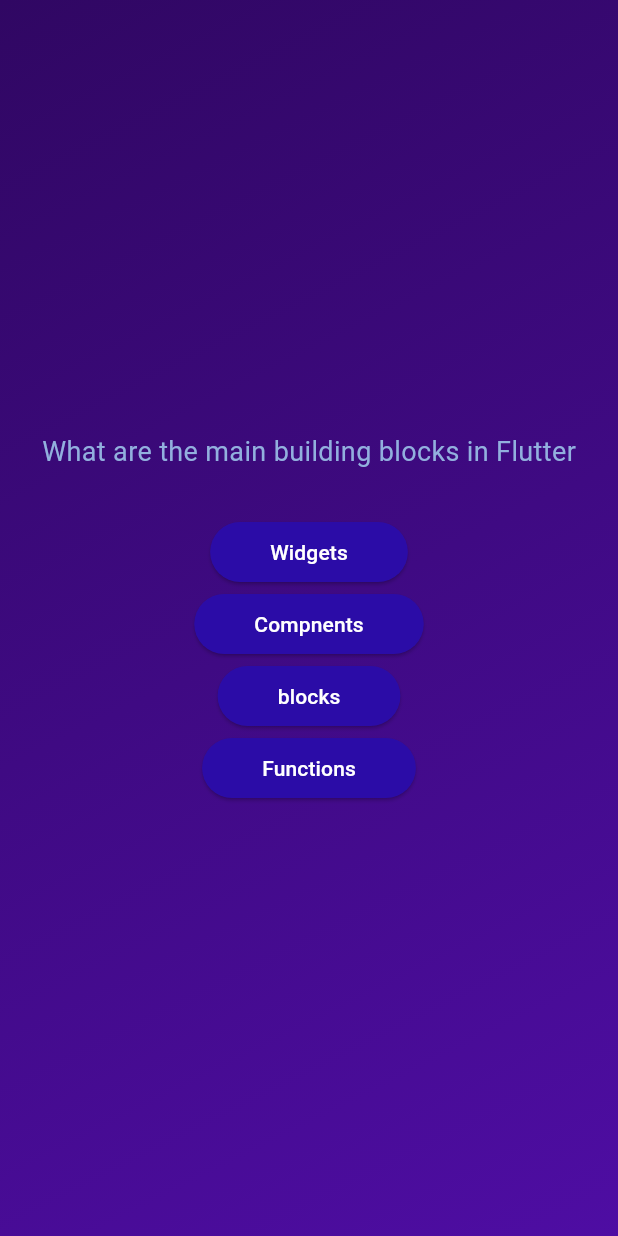
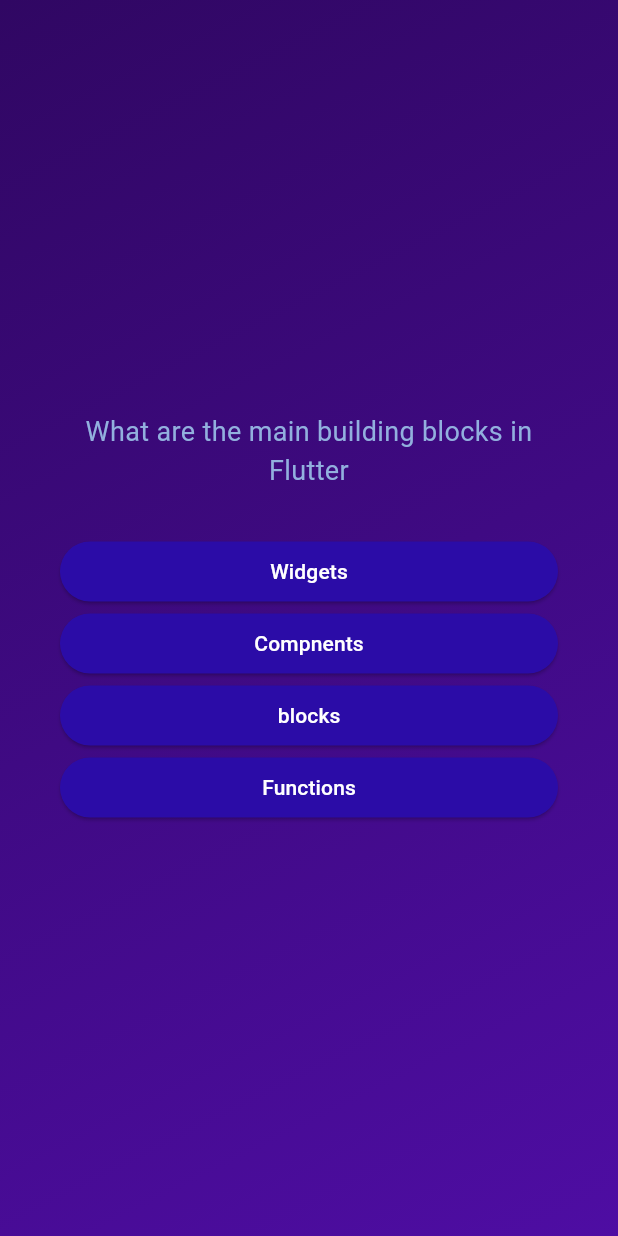
Before and after one commit to sam-kash/Quizzi, a Flutter app: the screen it shows after launch, after a tap on "Start", on a phone screen of 412 x 824 dp. Run offline on Flutter 3.47's test engine with Material 3 defaults, Android fonts, the phone set to English and light mode, and no system bars.

Commit message:
Alignment, margin , padding

```diff
--- a/lib/questions_screen.dart
+++ b/lib/questions_screen.dart
@@ -21,14 +21,18 @@
 
     return SizedBox(
       width: double.infinity,
+      child: Container(
+        margin: const EdgeInsets.all(40),
         child: Column(
           mainAxisAlignment: MainAxisAlignment
-            .center, // Literally bring the things in the center of the screen
+              .center, // Literally bring the things in the center of the screen VERTICAL AXIS
+          crossAxisAlignment: CrossAxisAlignment.stretch, // Horizontal axis
           children: [
             Text(
               currentQuestion.text,
               style: const TextStyle(
                   color: Color.fromARGB(255, 146, 176, 222), fontSize: 18),
+              textAlign: TextAlign.center,
             ),
             const SizedBox(
               height: 30,
@@ -44,6 +48,7 @@
             })
           ],
         ),
+      ),
     );
   }
 }
```
Lines whose indentation alone changed are shown as unchanged.
